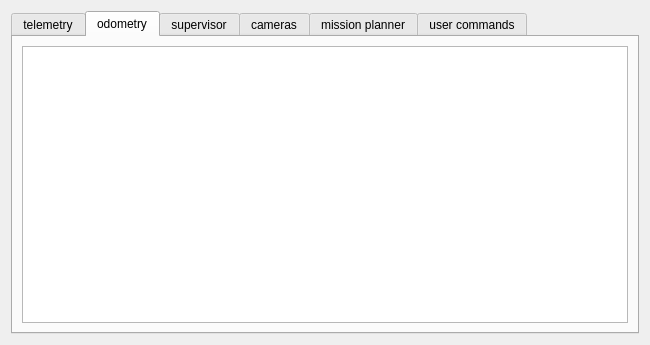
Old version of the form human_machine_interface/src/view/ui/communicationconsole.ui in the repository AloshkaD/human_machine_interface.
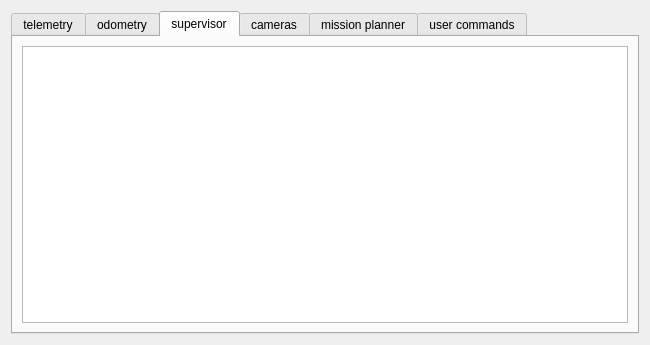
New version of the form. The open tabs and pages were chosen to show the change.

Patch:
```diff
--- a/human_machine_interface/src/view/ui/communicationconsole.ui
+++ b/human_machine_interface/src/view/ui/communicationconsole.ui
@@ -32,7 +32,7 @@
        </item>
       </layout>
      </widget>
-     <widget class="QWidget" name="tab3">
+     <widget class="QWidget" name="tab2">
       <attribute name="title">
        <string>odometry</string>
       </attribute>
@@ -62,7 +62,7 @@
        </item>
       </layout>
      </widget>
-     <widget class="QWidget" name="tab7">
+     <widget class="QWidget" name="tab5">
       <attribute name="title">
        <string>mission planner</string>
       </attribute>
```
Left out of the diff: 18 changed lines with no effect on the pictures.
